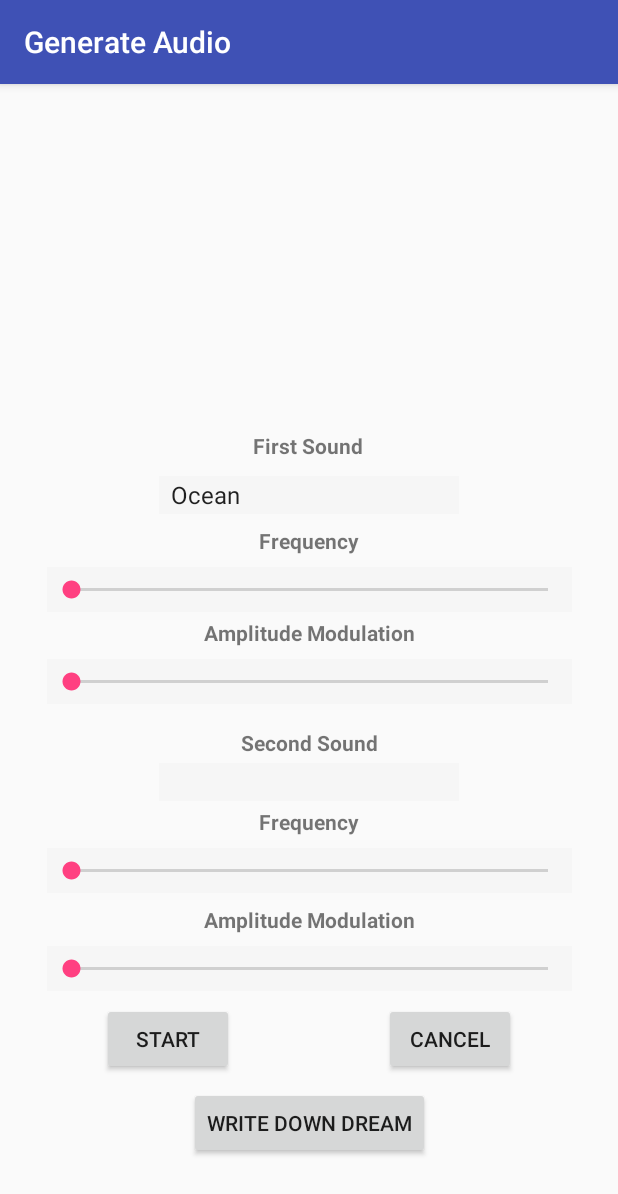
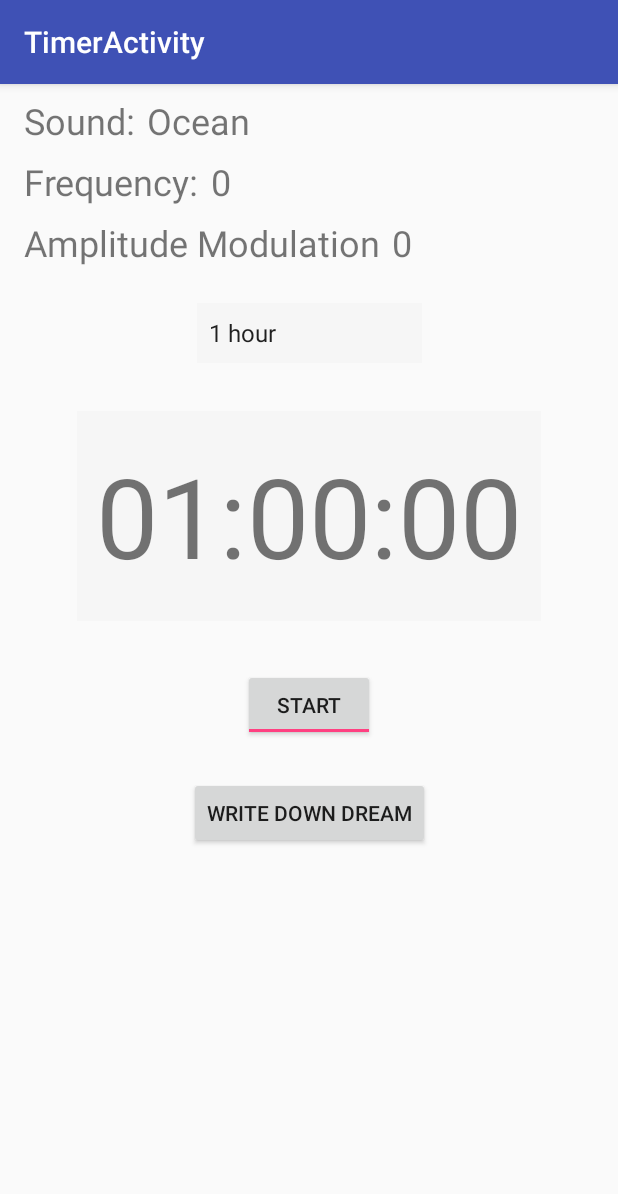
Before and after one commit to zhg0003/DesignProject, an Android app: the MainActivity screen opened directly, with no data from a screen before it, after a tap on "START", on a phone screen of 412 x 824 dp. Shown: the top 1194 px of the screen. Run offline under Robolectric (Android 15) with nearby library versions, the phone set to English and light mode, and no system bars.

Commit message:
Improved main menu, and added timer activity

```diff
--- a/app/src/main/java/com/example/g/luciddreamgenerator/MainActivity.java
+++ b/app/src/main/java/com/example/g/luciddreamgenerator/MainActivity.java
@@ -7,8 +7,10 @@ import android.os.Handler;
 import android.support.v7.app.AppCompatActivity;
 import android.os.Bundle;
 import android.view.View;
+import android.view.ViewGroup;
 import android.widget.EditText;
 import android.widget.Button;
+import android.widget.SeekBar;
 import android.widget.TextView;
 import java.util.ArrayList;
 import java.util.List;
@@ -18,7 +20,9 @@ import android.app.Activity;
 import android.os.Bundle;
 import android.view.View;
 import android.view.View.OnClickListener;
+import android.widget.AdapterView.OnItemSelectedListener;
 import android.widget.ArrayAdapter;
+import android.widget.AdapterView;
 import android.widget.Button;
 import android.widget.Spinner;
 import android.widget.Toast;
@@ -30,6 +34,8 @@ public class MainActivity extends AppCompatActivity {
     private Button generate;
     private TextView result;
     private Spinner spinner1; // sound one
+    private SeekBar freq1;
+    private SeekBar amp1;
     private Spinner spinner2; // sound two
 
     //AudioTrack related stuff
@@ -52,7 +58,8 @@ public class MainActivity extends AppCompatActivity {
         addItemsOnSpinner();
         setUpStartButton();
         setUpCancelButton();
-        setUpJournalListButton();
+        freq1 = (SeekBar) findViewById(R.id.seekBar);
+        amp1 = (SeekBar) findViewById(R.id.seekBar2);
         /*frequency  = (EditText)findViewById(R.id.frequency);
         amplitude = (EditText)findViewById(R.id.amplitude);
         generate = (Button)findViewById(R.id.generate);
@@ -91,19 +98,10 @@ public class MainActivity extends AppCompatActivity {
                 android.R.layout.simple_spinner_item, list);
         dataAdapter.setDropDownViewResource(android.R.layout.simple_spinner_dropdown_item);
         spinner1.setAdapter(dataAdapter);
+
     }
 
-    public void setUpJournalListButton() {
-        Button viewJournal_button = (Button) findViewById(R.id.view_journal_button);
 
-        viewJournal_button.setOnClickListener(new View.OnClickListener() {
-            @Override
-            public void onClick(View v) {
-                stopPlaying();
-                startActivity(new Intent(MainActivity.this, JournalActivity.class));
-            }
-        });
-    }
 
     public void setUpCancelButton() {
         Button record_button = (Button) findViewById(R.id.button2);
@@ -112,7 +110,7 @@ public class MainActivity extends AppCompatActivity {
             @Override
             public void onClick(View v) {
                 stopPlaying();
-                startActivity(new Intent(MainActivity.this, NavigationMainActivity.class));
+                startActivity(new Intent(MainActivity.this, MenuActivity.class));
             }
         });
     }
@@ -122,7 +120,15 @@ public class MainActivity extends AppCompatActivity {
         start_button.setOnClickListener(new View.OnClickListener() {
             @Override
             public void onClick(View v) {
-                stopPlaying();
+                Intent my_intent = new Intent(getBaseContext(), TimerActivity.class);
+                String selected_values = spinner1.getSelectedItem().toString();
+                selected_values = selected_values.concat("~");
+                selected_values = selected_values.concat(Integer.toString(freq1.getProgress()));
+                selected_values = selected_values.concat("~");
+                selected_values = selected_values.concat(Integer.toString(amp1.getProgress()));
+                my_intent.putExtra("SELECTED_VALUES", selected_values);
+                startActivity(my_intent);
+                /*stopPlaying();
                 String selected_mp3 = spinner1.getSelectedItem().toString();
 
                 if (selected_mp3 == "Ocean")
@@ -134,7 +140,7 @@ public class MainActivity extends AppCompatActivity {
                 else
                     mp = MediaPlayer.create(MainActivity.this, R.raw.rain); // play rain by default
 
-                mp.start();
+                mp.start();*/
             }
         });
     }
--- /dev/null
+++ b/app/src/main/java/com/example/g/luciddreamgenerator/TimerActivity.java
@@ -0,0 +1,255 @@
+package com.example.g.luciddreamgenerator;
+
+import android.content.Intent;
+import android.media.MediaPlayer;
+import android.os.Bundle;
+import android.support.v7.app.AppCompatActivity;
+import android.support.v7.widget.Toolbar;
+import android.util.Log;
+import android.view.View;
+import android.widget.AdapterView;
+import android.widget.ArrayAdapter;
+import android.widget.Button;
+import android.widget.CheckBox;
+import android.os.CountDownTimer;
+import android.widget.EditText;
+import android.widget.RatingBar;
+import android.widget.Spinner;
+import android.widget.TextView;
+import android.widget.Toast;
+import android.widget.ToggleButton;
+
+import org.w3c.dom.Text;
+
+import java.text.SimpleDateFormat;
+import java.util.ArrayList;
+import java.util.Calendar;
+import java.util.Date;
+import java.util.List;
+
+public class TimerActivity extends AppCompatActivity {
+
+    private TextView sound;
+    private TextView freq;
+    private TextView amp;
+    private TextView time;
+    private Spinner spinner1;
+    private ToggleButton startStop;
+    private CountDownTimer my_timer;
+    private MediaPlayer mp;
+
+
+    @Override
+    protected void onCreate(Bundle savedInstanceState) {
+        super.onCreate(savedInstanceState);
+        setContentView(R.layout.activity_timer);
+        Toolbar toolbar = (Toolbar) findViewById(R.id.toolbar);
+        setSupportActionBar(toolbar);
+
+        sound = (TextView) findViewById(R.id.textView12);
+        freq = (TextView) findViewById(R.id.textView13);
+        amp = (TextView) findViewById(R.id.textView14);
+
+        String received_items = getIntent().getStringExtra("SELECTED_VALUES");
+        String[] parsed_received_items = received_items.split("~");
+
+        sound.setText(parsed_received_items[0]);
+        freq.setText(parsed_received_items[1]);
+        amp.setText(parsed_received_items[2]);
+        addItemsOnSpinner();
+        setUpStartStop();
+        setUpWriteDownDreamButton();
+
+    }
+
+    public void addItemsOnSpinner() {
+
+        spinner1 = (Spinner) findViewById(R.id.spinner3);
+        List<String> list = new ArrayList<String>();
+        list.add("1 hour");
+        list.add("2 hours");
+        list.add("3 hours");
+        list.add("4 hours");
+        list.add("5 hours");
+        list.add("6 hours");
+        list.add("7 hours");
+        list.add("8 hours");
+        list.add("9 hours");
+        list.add("10 hours");
+        list.add("11 hours");
+        list.add("12 hours");
+        list.add("13 hours");
+        list.add("14 hours");
+        list.add("15 hours");
+        list.add("16 hours");
+        list.add("17 hours");
+        list.add("18 hours");
+        list.add("19 hours");
+        list.add("20 hours");
+        list.add("21 hours");
+        list.add("22 hours");
+        list.add("23 hours");
+        list.add("24 hours");
+        ArrayAdapter<String> dataAdapter = new ArrayAdapter<String>(this,
+                android.R.layout.simple_spinner_item, list);
+        dataAdapter.setDropDownViewResource(android.R.layout.simple_spinner_dropdown_item);
+        spinner1.setAdapter(dataAdapter);
+
+        spinner1.setOnItemSelectedListener(new AdapterView.OnItemSelectedListener() {
+
+            @Override
+            public void onItemSelected(AdapterView<?> arg0, View arg1,
+                                       int arg2, long arg3) {
+                setTime(spinner1.getSelectedItemPosition());
+
+            }
+
+            @Override
+            public void onNothingSelected(AdapterView<?> arg0) {
+
+            }
+        });
+    }
+
+    public void setTime(int i)
+    {
+        time = (TextView) findViewById(R.id.textView17);
+        switch(i)
+        {
+            case 0: time.setText("01:00:00"); break;
+            case 1: time.setText("02:00:00"); break;
+            case 2: time.setText("03:00:00"); break;
+            case 3: time.setText("04:00:00"); break;
+            case 4: time.setText("05:00:00"); break;
+            case 5: time.setText("06:00:00"); break;
+            case 6: time.setText("07:00:00"); break;
+            case 7: time.setText("08:00:00"); break;
+            case 8: time.setText("09:00:00"); break;
+            case 9: time.setText("10:00:00"); break;
+            case 10: time.setText("11:00:00"); break;
+            case 11: time.setText("12:00:00"); break;
+            case 12: time.setText("13:00:00"); break;
+            case 13: time.setText("14:00:00"); break;
+            case 14: time.setText("15:00:00"); break;
+            case 15: time.setText("16:00:00"); break;
+            case 16: time.setText("17:00:00"); break;
+            case 17: time.setText("18:00:00"); break;
+            case 18: time.setText("19:00:00"); break;
+            case 19: time.setText("20:00:00"); break;
+            case 20: time.setText("21:00:00"); break;
+            case 21: time.setText("22:00:00"); break;
+            case 22: time.setText("23:00:00"); break;
+            case 23: time.setText("24:00:00"); break;
+            default: time.setText("00:00:00"); break;
+        }
+    }
+
+    public void setUpStartStop(){
+        startStop = (ToggleButton) findViewById(R.id.toggleButton);
+        startStop.setOnClickListener(new View.OnClickListener() {
+            @Override
+            public void onClick(View v) {
+                if (!startStop.isChecked()){
+
+                    String selected_mp3 = sound.getText().toString();
+                    Log.d("lol", selected_mp3);
+
+                    if (selected_mp3.equals("Ocean"))
+                        mp = MediaPlayer.create(TimerActivity.this, R.raw.ocean);
+                    else if (selected_mp3 == "Rain")
+                        mp = MediaPlayer.create(TimerActivity.this, R.raw.rain);
+                    else if (selected_mp3 == "Wind")
+                        mp = MediaPlayer.create(TimerActivity.this, R.raw.wind);
+                    else
+                        mp = MediaPlayer.create(TimerActivity.this, R.raw.rain); // play rain by default
+
+                    mp.start();
+
+                    my_timer = new CountDownTimer((spinner1.getSelectedItemPosition()+1) * 3600 * 1000, 1000) {
+
+                        public void onTick(long millisUntilFinished) {
+                            time.setText(formatTime(millisUntilFinished));
+                            if (!mp.isPlaying()) // make mp file loop
+                                mp.start();
+                        }
+
+                        public void onFinish() {
+                            if (my_timer != null)
+                                my_timer.cancel();
+                            stopPlaying();
+                            mp = MediaPlayer.create(TimerActivity.this, R.raw.alarm);
+                            mp.start();
+                            //startActivity(new Intent(TimerActivity.this, JournalActivity.class));
+
+                        }
+                    }.start();
+                }
+
+                else {
+                    my_timer.cancel();
+                    stopPlaying();
+                }
+            }
+
+
+        });
+    }
+
+    public void setUpWriteDownDreamButton() {
+        Button writeDownDreamButton = (Button) findViewById(R.id.button9);
+
+        writeDownDreamButton.setOnClickListener(new View.OnClickListener() {
+            @Override
+            public void onClick(View v) {
+                if (my_timer != null)
+                    my_timer.cancel();
+                stopPlaying();
+                startActivity(new Intent(TimerActivity.this, JournalActivity.class));
+            }
+        });
+    }
+
+    private void stopPlaying() {
+        if (mp != null) {
+            mp.stop();
+            mp.release();
+            mp = null;
+        }
+    }
+
+    public String formatTime(long i){
+        Integer time = (int) i;
+        String stringTime;
+        String hours;
+        String minutes;
+        String seconds;
+        String tempString = "0";
+
+        time = time/1000;
+
+        hours = Integer.toString((time/3600));
+        minutes = Integer.toString((time%3600)/60);
+        seconds = Integer.toString(time%60);
+
+        if (hours.length() == 1) {
+            hours = tempString.concat(hours);
+            tempString = "0";
+        }
+        if (minutes.length() == 1){
+            minutes = tempString.concat(minutes);
+            tempString = "0";
+        }
+        if (seconds.length() == 1){
+            seconds = tempString.concat(seconds);
+        }
+
+        stringTime = hours;
+        stringTime = stringTime.concat(":");
+        stringTime = stringTime.concat(minutes);
+        stringTime = stringTime.concat(":");
+        stringTime = stringTime.concat(seconds);
+
+        return stringTime;
+    }
+
+}
--- a/app/src/main/res/layout/activity_main.xml
+++ b/app/src/main/res/layout/activity_main.xml
@@ -176,32 +176,20 @@
         android:id="@+id/button"
         android:layout_width="wrap_content"
         android:layout_height="wrap_content"
-        android:layout_marginBottom="8dp"
+        android:layout_marginBottom="32dp"
         android:layout_marginStart="68dp"
         android:text="Start"
-        app:layout_constraintBottom_toTopOf="@+id/view_journal_button"
+        app:layout_constraintBottom_toTopOf="@+id/result"
         app:layout_constraintStart_toStartOf="parent" />
 
     <Button
         android:id="@+id/button2"
         android:layout_width="wrap_content"
         android:layout_height="wrap_content"
-        android:layout_marginBottom="8dp"
+        android:layout_marginBottom="32dp"
         android:layout_marginEnd="68dp"
         android:text="Cancel"
-        app:layout_constraintBottom_toTopOf="@+id/view_journal_button"
+        app:layout_constraintBottom_toTopOf="@+id/result"
         app:layout_constraintEnd_toEndOf="parent" />
 
-    <Button
-        android:id="@+id/view_journal_button"
-        android:layout_width="wrap_content"
-        android:layout_height="wrap_content"
-        android:layout_marginBottom="16dp"
-        android:layout_marginEnd="8dp"
-        android:layout_marginStart="8dp"
-        android:text="Write Down Dream"
-        app:layout_constraintBottom_toTopOf="@+id/result"
-        app:layout_constraintEnd_toEndOf="parent"
-        app:layout_constraintStart_toStartOf="parent" />
-
 </android.support.constraint.ConstraintLayout>
--- /dev/null
+++ b/app/src/main/res/layout/activity_timer.xml
@@ -0,0 +1,27 @@
+<?xml version="1.0" encoding="utf-8"?>
+<android.support.design.widget.CoordinatorLayout xmlns:android="http://schemas.android.com/apk/res/android"
+    xmlns:app="http://schemas.android.com/apk/res-auto"
+    xmlns:tools="http://schemas.android.com/tools"
+    android:layout_width="match_parent"
+    android:layout_height="match_parent"
+    tools:context="com.example.g.luciddreamgenerator.TimerActivity">
+
+    <android.support.design.widget.AppBarLayout
+        android:layout_width="match_parent"
+        android:layout_height="wrap_content"
+        android:theme="@style/AppTheme.NoActionBar.AppBarOverlay">
+
+        <android.support.v7.widget.Toolbar
+            android:id="@+id/toolbar"
+            android:layout_width="match_parent"
+            android:layout_height="?attr/actionBarSize"
+            android:background="?attr/colorPrimary"
+            app:popupTheme="@style/AppTheme.NoActionBar.PopupOverlay" />
+
+    </android.support.design.widget.AppBarLayout>
+
+    <include layout="@layout/content_timer" />
+
+
+
+</android.support.design.widget.CoordinatorLayout>
--- /dev/null
+++ b/app/src/main/res/layout/content_timer.xml
@@ -0,0 +1,131 @@
+<?xml version="1.0" encoding="utf-8"?>
+<android.support.constraint.ConstraintLayout xmlns:android="http://schemas.android.com/apk/res/android"
+    xmlns:app="http://schemas.android.com/apk/res-auto"
+    xmlns:tools="http://schemas.android.com/tools"
+    android:layout_width="match_parent"
+    android:layout_height="match_parent"
+    app:layout_behavior="@string/appbar_scrolling_view_behavior"
+    tools:context="com.example.g.luciddreamgenerator.TimerActivity"
+    tools:showIn="@layout/activity_timer">
+
+    <TextView
+        android:id="@+id/textView12"
+        android:layout_width="wrap_content"
+        android:layout_height="wrap_content"
+        android:layout_marginStart="8dp"
+        android:layout_marginTop="8dp"
+        android:text="TempSound"
+        android:textSize="24sp"
+        app:layout_constraintStart_toEndOf="@+id/textView9"
+        app:layout_constraintTop_toTopOf="parent" />
+
+    <TextView
+        android:id="@+id/textView13"
+        android:layout_width="wrap_content"
+        android:layout_height="wrap_content"
+        android:layout_marginStart="8dp"
+        android:layout_marginTop="8dp"
+        android:text="TempFreq"
+        android:textSize="24sp"
+        app:layout_constraintStart_toEndOf="@+id/textView15"
+        app:layout_constraintTop_toBottomOf="@+id/textView12" />
+
+    <TextView
+        android:id="@+id/textView14"
+        android:layout_width="wrap_content"
+        android:layout_height="wrap_content"
+        android:layout_marginStart="8dp"
+        android:layout_marginTop="8dp"
+        android:text="TextAmp"
+        android:textSize="24sp"
+        app:layout_constraintStart_toEndOf="@+id/textView16"
+        app:layout_constraintTop_toBottomOf="@+id/textView13" />
+
+    <TextView
+        android:id="@+id/textView9"
+        android:layout_width="wrap_content"
+        android:layout_height="wrap_content"
+        android:layout_marginStart="16dp"
+        android:layout_marginTop="8dp"
+        android:text="Sound:"
+        android:textSize="24sp"
+        app:layout_constraintStart_toStartOf="parent"
+        app:layout_constraintTop_toTopOf="parent" />
+
+    <TextView
+        android:id="@+id/textView15"
+        android:layout_width="wrap_content"
+        android:layout_height="wrap_content"
+        android:layout_marginStart="16dp"
+        android:layout_marginTop="8dp"
+        android:text="Frequency:"
+        android:textSize="24sp"
+        app:layout_constraintStart_toStartOf="parent"
+        app:layout_constraintTop_toBottomOf="@+id/textView9" />
+
+    <TextView
+        android:id="@+id/textView16"
+        android:layout_width="wrap_content"
+        android:layout_height="wrap_content"
+        android:layout_marginStart="16dp"
+        android:layout_marginTop="8dp"
+        android:text="Amplitude Modulation"
+        android:textSize="24sp"
+        app:layout_constraintStart_toStartOf="parent"
+        app:layout_constraintTop_toBottomOf="@+id/textView15" />
+
+    <Spinner
+        android:id="@+id/spinner3"
+        android:layout_width="150dp"
+        android:layout_height="40dp"
+        android:layout_marginEnd="8dp"
+        android:layout_marginStart="8dp"
+        android:layout_marginTop="24dp"
+        android:background="#33e3e3e3"
+        app:layout_constraintEnd_toEndOf="parent"
+        app:layout_constraintStart_toStartOf="parent"
+        app:layout_constraintTop_toBottomOf="@+id/textView16" />
+
+    <ToggleButton
+        android:id="@+id/toggleButton"
+        android:layout_width="wrap_content"
+        android:layout_height="wrap_content"
+        android:layout_marginEnd="8dp"
+        android:layout_marginStart="8dp"
+        android:layout_marginTop="32dp"
+        android:checked="true"
+        android:text="ToggleButton"
+        android:textOff="Stop"
+        android:textOn="Start"
+        app:layout_constraintEnd_toEndOf="parent"
+        app:layout_constraintStart_toStartOf="parent"
+        app:layout_constraintTop_toBottomOf="@+id/textView17" />
+
+    <TextView
+        android:id="@+id/textView17"
+        android:layout_width="309dp"
+        android:layout_height="140dp"
+        android:layout_marginEnd="8dp"
+        android:layout_marginStart="8dp"
+        android:layout_marginTop="32dp"
+        android:gravity="center"
+        android:text="01:00:00"
+        android:textSize="74sp"
+        android:background="#33e3e3e3"
+        app:layout_constraintEnd_toEndOf="parent"
+        app:layout_constraintStart_toStartOf="parent"
+        app:layout_constraintTop_toBottomOf="@+id/spinner3" />
+
+    <Button
+        android:id="@+id/button9"
+        android:layout_width="wrap_content"
+        android:layout_height="wrap_content"
+        android:layout_marginEnd="8dp"
+        android:layout_marginStart="8dp"
+        android:layout_marginTop="24dp"
+        android:text="Write Down Dream"
+        app:layout_constraintEnd_toEndOf="parent"
+        app:layout_constraintStart_toStartOf="parent"
+        app:layout_constraintTop_toBottomOf="@+id/toggleButton" />
+
+</android.support.constraint.ConstraintLayout>
--- a/app/src/main/res/values/strings.xml
+++ b/app/src/main/res/values/strings.xml
@@ -12,4 +12,6 @@
     <string name="navigation_drawer_close">Close navigation drawer</string>
 
     <string name="action_settings">Settings</string>
+    <string name="title_activity_menu">MenuActivity</string>
+    <string name="title_activity_timer">TimerActivity</string>
 </resources>
--- a/app/src/main/res/values/styles.xml
+++ b/app/src/main/res/values/styles.xml
@@ -17,4 +17,8 @@
 
     <style name="AppTheme.PopupOverlay" parent="ThemeOverlay.AppCompat.Light" />
 
+    <style name="AppTheme.NoActionBar.AppBarOverlay" parent="ThemeOverlay.AppCompat.Dark.ActionBar" />
+
+    <style name="AppTheme.NoActionBar.PopupOverlay" parent="ThemeOverlay.AppCompat.Light" />
+
 </resources>
```
Also changed, not shown: app/src/main/AndroidManifest.xml (+7 -2 lines), app/src/main/java/com/example/g/luciddreamgenerator/JournalActivity.java (+4 -9 lines), app/src/main/java/com/example/g/luciddreamgenerator/JournalListActivity.java (+13 -18 lines), app/src/main/java/com/example/g/luciddreamgenerator/MenuActivity.java (added, +51 -0 lines), app/src/main/res/layout/activity_journal.xml (+0 -7 lines), app/src/main/res/layout/activity_menu.xml (added, +27 -0 lines), app/src/main/res/layout/content_journal.xml (+8 -22 lines), app/src/main/res/layout/content_menu.xml (added, +104 -0 lines), 260 other files.
